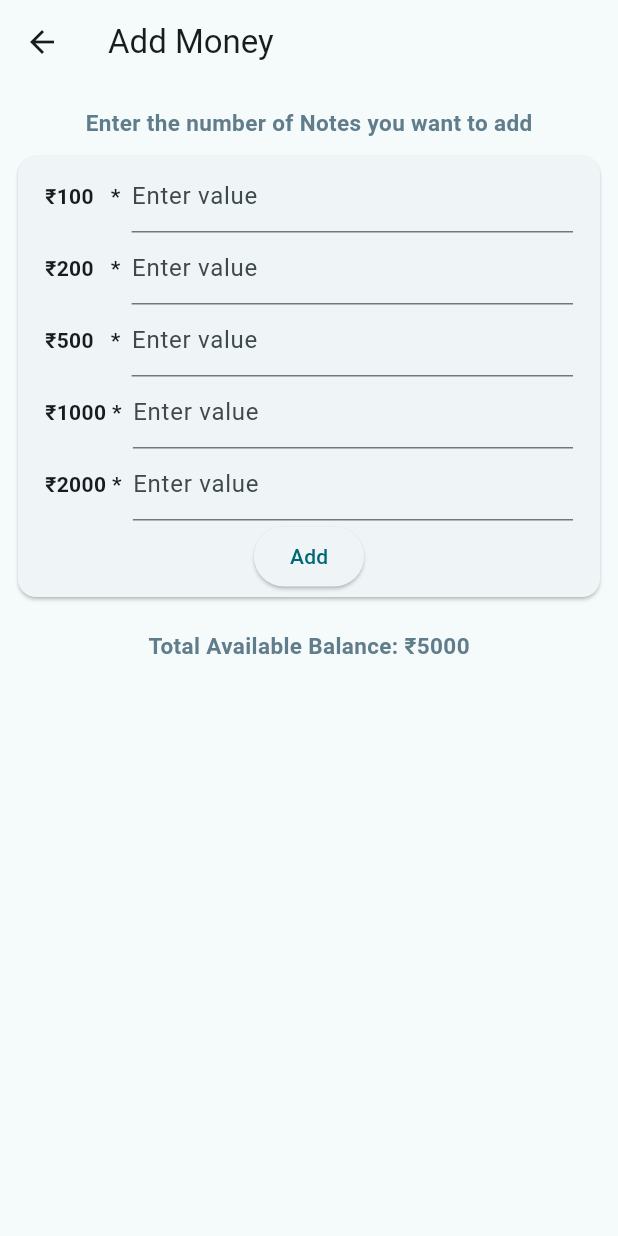
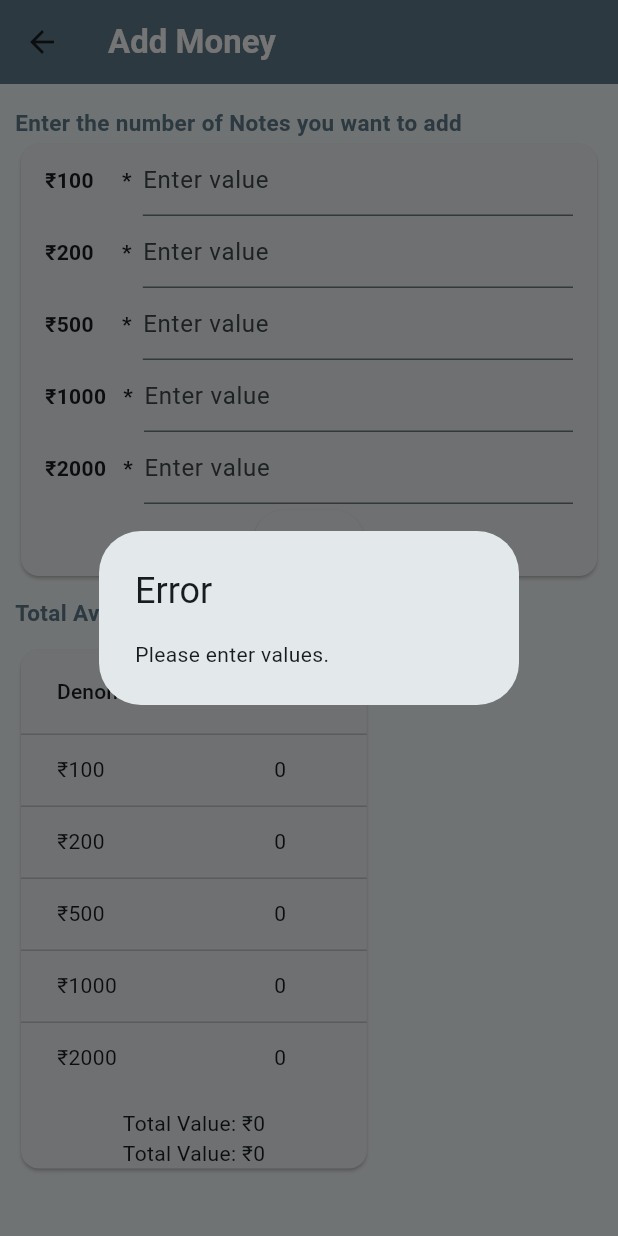
Before and after one commit to SRSONAGARA/Virtual-ATM, a Flutter app: the CashInsertionScreen screen opened by its route, after a tap on "Add", on a phone screen of 412 x 824 dp. Run offline on Flutter 3.47's test engine with Material 3 defaults, Android fonts, the light colour scheme and no system bars; our stand-ins replace sqflite; accounts and stored records are empty.

Commit message:
data inserted and displayed from DB

```diff
--- a/lib/config/routes/app_routes.dart
+++ b/lib/config/routes/app_routes.dart
@@ -1,3 +1,4 @@
+import 'package:cash_withdrawer/features/cashTable/cashTable.dart';
 import 'package:flutter/cupertino.dart';
 import '../../features/cash_insertion/cash_insertion_screen.dart';
 import '../../features/cash_withdraw/cash_withdraw_screen.dart';
@@ -8,5 +9,6 @@ class AppRoutes {
     DashboardScreen.routeName: (_)=> const DashboardScreen(),
     CashInsertionScreen.routeName: (_)=> const CashInsertionScreen(),
     CashWithdrawScreen.routeName: (_)=> const CashWithdrawScreen(),
+    CashTable.routeName: (_)=> const CashTable(),
   };
 }
--- /dev/null
+++ b/lib/data/models/cash_model.dart
@@ -0,0 +1,47 @@
+class CashModel {
+  final int? id;
+  final int? hundredRupeeNoteCount;
+  final int? twoHundredRupeeNoteCount;
+  final int? fiveHundredRupeeNoteCount;
+  final int? thousandRupeeNoteCount;
+  final int? twoThousandRupeeNoteCount;
+
+  CashModel(
+      {this.id,
+      this.hundredRupeeNoteCount,
+      this.twoHundredRupeeNoteCount,
+      this.fiveHundredRupeeNoteCount,
+      this.thousandRupeeNoteCount,
+      this.twoThousandRupeeNoteCount});
+
+  @override
+  String toString() {
+    return 'CashModel { '
+        'id: $id, '
+        'hundredRupeeNoteCount: $hundredRupeeNoteCount, '
+        'twoHundredRupeeNoteCount: $twoHundredRupeeNoteCount, '
+        'fiveHundredRupeeNoteCount: $fiveHundredRupeeNoteCount, '
+        'thousandRupeeNoteCount: $thousandRupeeNoteCount, '
+        'twoThousandRupeeNoteCount: $twoThousandRupeeNoteCount '
+        '}';
+  }
+
+  CashModel.fromMap(Map<String, dynamic> res)
+      : id = res['id'],
+        hundredRupeeNoteCount = res['hundredRupeeNoteCount'],
+        twoHundredRupeeNoteCount = res['twoHundredRupeeNoteCount'],
+        fiveHundredRupeeNoteCount = res['fiveHundredRupeeNoteCount'],
+        thousandRupeeNoteCount = res['thousandRupeeNoteCount'],
+        twoThousandRupeeNoteCount = res['twoThousandRupeeNoteCount'];
+
+  Map<String, Object?> toMap() {
+    return {
+      'id': id,
+      'hundredRupeeNoteCount': hundredRupeeNoteCount,
+      'twoHundredRupeeNoteCount': twoHundredRupeeNoteCount,
+      'fiveHundredRupeeNoteCount': fiveHundredRupeeNoteCount,
+      'thousandRupeeNoteCount': thousandRupeeNoteCount,
+      'twoThousandRupeeNoteCount': twoThousandRupeeNoteCount
+    };
+  }
+}
--- /dev/null
+++ b/lib/features/cashTable/cashTable.dart
@@ -0,0 +1,126 @@
+import 'package:flutter/material.dart';
+import '../../data/db/database_helper.dart';
+import '../../data/models/cash_model.dart';
+
+class CashTable extends StatefulWidget {
+  static const String routeName = "/Cash-Table";
+  const CashTable({super.key});
+
+  @override
+  State<CashTable> createState() => _CashTableState();
+}
+
+class _CashTableState extends State<CashTable> {
+  late List<CashModel> _cashList = [];
+  late DatabaseHelper _databaseHelper;
+  late int _totalValue = 0;
+  late Map<int, int> _totalNoteCount = {};
+
+  @override
+  void initState() {
+    super.initState();
+    _databaseHelper = DatabaseHelper();
+    _fetchData();
+  }
+
+  Future<void> _fetchData() async {
+    try {
+      final cashList = await _databaseHelper.getCashList();
+      setState(() {
+        _cashList = cashList;
+      });
+      _totalValue = _calculateTotalValue(cashList);
+      _totalNoteCount = _calculateTotalNoteCount(cashList);
+    } catch (error) {
+      print('Error fetching data: $error');
+    }
+  }
+
+  int _calculateTotalValue(List<CashModel> list) {
+    for (var cash in list) {
+      _totalValue += (cash.hundredRupeeNoteCount ?? 0) * 100 +
+          (cash.twoHundredRupeeNoteCount ?? 0) * 200 +
+          (cash.fiveHundredRupeeNoteCount ?? 0) * 500 +
+          (cash.thousandRupeeNoteCount ?? 0) * 1000 +
+          (cash.twoThousandRupeeNoteCount ?? 0) * 2000;
+    }
+    return _totalValue;
+  }
+
+  Map<int, int> _calculateTotalNoteCount(List<CashModel> cashList) {
+    Map<int, int> noteCounts = {
+      100: 0,
+      200: 0,
+      500: 0,
+      1000: 0,
+      2000: 0,
+    };
+    for (var cash in _cashList) {
+      noteCounts[100] =
+          (noteCounts[100] ?? 0) + (cash.hundredRupeeNoteCount ?? 0);
+      noteCounts[200] =
+          (noteCounts[200] ?? 0) + (cash.twoHundredRupeeNoteCount ?? 0);
+      noteCounts[500] =
+          (noteCounts[500] ?? 0) + (cash.fiveHundredRupeeNoteCount ?? 0);
+      noteCounts[1000] =
+          (noteCounts[1000] ?? 0) + (cash.thousandRupeeNoteCount ?? 0);
+      noteCounts[2000] =
+          (noteCounts[2000] ?? 0) + (cash.twoThousandRupeeNoteCount ?? 0);
+    }
+    return noteCounts;
+  }
+
+  List<DataRow> _buildTotalNoteCountsRows(Map<int, int> totalNoteCounts) {
+    List<DataRow> rows = [];
+    totalNoteCounts.forEach((denomination, count) {
+      rows.add(DataRow(cells: [
+        DataCell(Text('₹$denomination')),
+        DataCell(Text('$count')),
+      ]));
+    });
+    return rows;
+  }
+
+  @override
+  Widget build(BuildContext context) {
+    final totalNoteCounts = _calculateTotalNoteCount(_cashList);
+    final totalNoteCountsRows = _buildTotalNoteCountsRows(totalNoteCounts);
+
+    return SingleChildScrollView(
+      child: Card(
+        child: Column(
+          children: [
+            DataTable(columns: [
+              DataColumn(label: Text('Denomination')),
+              DataColumn(label: Text('Count')),
+            ], rows: totalNoteCountsRows),
+
+            /* DataTable(
+              columns: const [
+                DataColumn(label: Text('₹100')),
+                DataColumn(label: Text('₹200')),
+                DataColumn(label: Text('₹500')),
+                DataColumn(label: Text('₹1000')),
+                DataColumn(label: Text('₹2000')),
+              ],
+              rows: _cashList.map((cash) {
+                return DataRow(cells: [
+                  DataCell(Text('${cash.hundredRupeeNoteCount}')),
+                  DataCell(Text('${cash.twoHundredRupeeNoteCount}')),
+                  DataCell(Text('${cash.fiveHundredRupeeNoteCount}')),
+                  DataCell(Text('${cash.thousandRupeeNoteCount}')),
+                  DataCell(Text('${cash.twoThousandRupeeNoteCount}')),
+                ]);
+              }).toList(),
+            ),*/
+            const SizedBox(
+              height: 10,
+            ),
+            Text('Total Value: ₹$_totalValue'),
+            Text('Total Value: ₹$_totalValue')
+          ],
+        ),
+      ),
+    );
+  }
+}
--- a/lib/features/cash_insertion/cash_insertion_screen.dart
+++ b/lib/features/cash_insertion/cash_insertion_screen.dart
@@ -1,37 +1,30 @@
-import 'package:cash_withdrawer/data/db/database_helper.dart';
+import 'package:cash_withdrawer/features/cashTable/cashTable.dart';
 import 'package:flutter/material.dart';
 import 'package:flutter/services.dart';
-
-import '../../data/models/notes_model.dart';
+import '../../data/db/database_helper.dart';
+import '../../data/models/cash_model.dart';
 
 class CashInsertionScreen extends StatefulWidget {
   static const String routeName = "/Cash-Insert-Screen";
 
-  const CashInsertionScreen({super.key});
+  const CashInsertionScreen({Key? key}) : super(key: key);
 
   @override
   State<CashInsertionScreen> createState() => _CashInsertionScreenState();
 }
 
 class _CashInsertionScreenState extends State<CashInsertionScreen> {
-  DatabaseHelper? databaseHelper;
-  /* DatabaseHelper databaseHelper = DatabaseHelper();
-  List<NotesModel> noteModel =[];*/
-  TextEditingController hundredRupeeNoteCountController =
-      TextEditingController();
-  TextEditingController twoHundredRupeeNoteCountController =
-      TextEditingController();
-  TextEditingController fiveHundredRupeeNoteCountController =
-      TextEditingController();
-  TextEditingController thousandRupeeNoteCountController =
-      TextEditingController();
-  TextEditingController twoThousandRupeeNoteCountController =
-      TextEditingController();
+  final TextEditingController _hundredController = TextEditingController();
+  final TextEditingController _twoHundredController = TextEditingController();
+  final TextEditingController _fiveHundredController = TextEditingController();
+  final TextEditingController _thousandController = TextEditingController();
+  final TextEditingController _twoThousandController = TextEditingController();
+  late DatabaseHelper _databaseHelper;
 
   @override
   void initState() {
     super.initState();
-    databaseHelper = DatabaseHelper();
+    _databaseHelper = DatabaseHelper();
   }
 
   @override
@@ -39,168 +32,55 @@ class _CashInsertionScreenState extends State<CashInsertionScreen> {
     return SafeArea(
       child: Scaffold(
         appBar: AppBar(
-          title: const Text('Add Money'),
+          title: const Text(
+            'Add Money',
+            style: TextStyle(color: Colors.white, fontWeight: FontWeight.bold),
+          ),
+          backgroundColor: Colors.blueGrey,
         ),
         body: SingleChildScrollView(
+          padding: const EdgeInsets.symmetric(horizontal: 10.0),
           child: Column(
+            crossAxisAlignment: CrossAxisAlignment.start,
             children: [
               const SizedBox(height: 15),
-              const Align(
-                  alignment: Alignment.center,
-                  child: Text(
+              const Text(
                 'Enter the number of Notes you want to add',
                 style: TextStyle(
                   fontSize: 15,
                   fontWeight: FontWeight.bold,
-                        color: Colors.blueGrey),
-                  )),
-              Padding(
-                padding: const EdgeInsets.all(8.0),
-                child: Card(
+                  color: Colors.blueGrey,
+                ),
+              ),
+              Card(
                 child: Padding(
-                    padding: const EdgeInsets.symmetric(
-                        horizontal: 18.0, vertical: 3),
+                  padding: const EdgeInsets.symmetric(horizontal: 8.0),
                   child: Column(
                     children: [
-                        Row(
-                          children: [
-                            const Text(
-                              '₹100   *  ',
-                              style: TextStyle(fontWeight: FontWeight.bold),
+                      _buildTextField('₹100  ', _hundredController),
+                      _buildTextField('₹200  ', _twoHundredController),
+                      _buildTextField('₹500  ', _fiveHundredController),
+                      _buildTextField('₹1000', _thousandController),
+                      _buildTextField('₹2000', _twoThousandController),
+                      ElevatedButton(
+                        onPressed: _addCash,
+                        child: const Text('Add'),
                       ),
-                            Expanded(
-                              child: TextField(
-                                style: const TextStyle(
-                                    fontWeight: FontWeight.bold),
-                                inputFormatters: [
-                                  LengthLimitingTextInputFormatter(5),
-                                ],
-                                controller: hundredRupeeNoteCountController,
-                                keyboardType: TextInputType.number,
-                                decoration: const InputDecoration(
-                                    hintText: 'Enter value',
-                                    hintStyle: TextStyle(
-                                        fontWeight: FontWeight.normal)),
-                              ),
-                            ),
-                          ],
-                        ),
-                        Row(
-                          children: [
-                            const Text('₹200   *  ',
-                                style: TextStyle(fontWeight: FontWeight.bold)),
-                            Expanded(
-                              child: TextField(
-                                style: const TextStyle(
-                                    fontWeight: FontWeight.bold),
-                                inputFormatters: [
-                                  LengthLimitingTextInputFormatter(5),
-                                ],
-                                controller: twoHundredRupeeNoteCountController,
-                                keyboardType: TextInputType.number,
-                                decoration: const InputDecoration(
-                                    hintText: 'Enter value',
-                                    hintStyle: TextStyle(
-                                        fontWeight: FontWeight.normal)),
-                              ),
-                            ),
-                          ],
-                        ),
-                        Row(
-                          children: [
-                            const Text('₹500   *  ',
-                                style: TextStyle(fontWeight: FontWeight.bold)),
-                            Expanded(
-                              child: TextField(
-                                style: const TextStyle(
-                                    fontWeight: FontWeight.bold),
-                                inputFormatters: [
-                                  LengthLimitingTextInputFormatter(5),
-                                ],
-                                controller: fiveHundredRupeeNoteCountController,
-                                keyboardType: TextInputType.number,
-                                decoration: const InputDecoration(
-                                    hintText: 'Enter value',
-                                    hintStyle: TextStyle(
-                                        fontWeight: FontWeight.normal)),
-                              ),
-                            ),
-                          ],
-                        ),
-                        Row(
-                          children: [
-                            const Text('₹1000 *  ',
-                                style: TextStyle(fontWeight: FontWeight.bold)),
-                            Expanded(
-                              child: TextField(
-                                style: const TextStyle(
-                                    fontWeight: FontWeight.bold),
-                                inputFormatters: [
-                                  LengthLimitingTextInputFormatter(5),
-                                ],
-                                controller: thousandRupeeNoteCountController,
-                                keyboardType: TextInputType.number,
-                                decoration: const InputDecoration(
-                                    hintText: 'Enter value',
-                                    hintStyle: TextStyle(
-                                        fontWeight: FontWeight.normal)),
-                              ),
-                            ),
-                          ],
-                        ),
-                        Row(
-                          children: [
-                            const Text('₹2000 *  ',
-                                style: TextStyle(fontWeight: FontWeight.bold)),
-                            Expanded(
-                              child: TextField(
-                                style: const TextStyle(
-                                    fontWeight: FontWeight.bold),
-                                inputFormatters: [
-                                  LengthLimitingTextInputFormatter(5),
-                                ],
-                                controller: twoThousandRupeeNoteCountController,
-                                keyboardType: TextInputType.number,
-                                decoration: const InputDecoration(
-                                    hintText: 'Enter value',
-                                    hintStyle: TextStyle(
-                                        fontWeight: FontWeight.normal)),
-                              ),
-                            ),
-                          ],
-                        ),
-                        ElevatedButton(
-                            onPressed: () {
-                              databaseHelper!
-                                  .insert(CashModel(
-                                      hundredRupeeNoteCount: 2,
-                                      twoHundredRupeeNoteCount: 0,
-                                      fiveHundredRupeeNoteCount: 2,
-                                      thousandRupeeNoteCount: 1,
-                                      twoThousandRupeeNoteCount: 3))
-                                  .then((value) {
-                                print('data added');
-                              }).onError((error, stackTrace) {
-                                print(error.toString());
-                              });
-                              // _add();
-                            },
-                            child: const Text('Add'))
                     ],
                   ),
                 ),
               ),
-              ),
               const SizedBox(height: 10),
-              const Align(
-                  alignment: Alignment.center,
-                  child: Text(
-                    'Total Available Balance: ₹5000',
+              const Text(
+                'Total Available Stocks:',
                 style: TextStyle(
                   fontSize: 15,
                   fontWeight: FontWeight.bold,
-                        color: Colors.blueGrey),
-                  )),
+                  color: Colors.blueGrey,
+                ),
+              ),
+              const SizedBox(height: 10),
+              const CashTable()
             ],
           ),
         ),
@@ -208,27 +88,84 @@ class _CashInsertionScreenState extends State<CashInsertionScreen> {
     );
   }
 
-/*  // Add data to database
-  void _add() async {
-    int result;
-    if (noteModel[0].id != null) {  // Case 1: Update operation
-      result = await databaseHelper.updateNote(noteModel[0]);
-    } else { // Case 2: Insert Operation
-      result = await databaseHelper.insertNote(noteModel[0]);
+  Widget _buildTextField(String label, TextEditingController controller) {
+    return Padding(
+      padding: const EdgeInsets.symmetric(horizontal: 8.0),
+      child: Row(
+        children: [
+          Text(
+            '$label   *  ',
+            style: const TextStyle(fontWeight: FontWeight.bold),
+          ),
+          Expanded(
+            child: TextField(
+              style: const TextStyle(fontWeight: FontWeight.bold),
+              inputFormatters: [
+                LengthLimitingTextInputFormatter(5),
+              ],
+              controller: controller,
+              keyboardType: TextInputType.number,
+              decoration: const InputDecoration(
+                hintText: 'Enter value',
+                hintStyle: TextStyle(fontWeight: FontWeight.normal),
+              ),
+            ),
+          ),
+        ],
+      ),
+    );
   }
 
-    if (result != 0) {  // Success
-      _showAlertDialog('Status', 'Note Saved Successfully');
-    } else {  // Failure
-      _showAlertDialog('Status', 'Problem Saving Note');
+  void _addCash() async {
+    final controllers = [
+      _hundredController,
+      _twoHundredController,
+      _fiveHundredController,
+      _thousandController,
+      _twoThousandController,
+    ];
+
+    if (controllers.every((controller) => controller.text.isEmpty)) {
+      _showAlertDialog('Error', 'Please enter values.');
+      return;
     }
-  }*/
+
+    final cashModel = CashModel(
+      hundredRupeeNoteCount: _getValue(_hundredController),
+      twoHundredRupeeNoteCount: _getValue(_twoHundredController),
+      fiveHundredRupeeNoteCount: _getValue(_fiveHundredController),
+      thousandRupeeNoteCount: _getValue(_thousandController),
+      twoThousandRupeeNoteCount: _getValue(_twoThousandController),
+    );
+
+    try {
+      await _databaseHelper.insert(cashModel);
+      print('Data added');
+
+      final cashList = await _databaseHelper.getCashList();
+      if (cashList.isNotEmpty) {
+        for (var cash in cashList) {
+          print('Inserted data: $cash');
+        }
+      } else {
+        print('No data found');
+      }
+    } catch (error) {
+      print('Error: $error');
+    }
+  }
+
+  int _getValue(TextEditingController controller) {
+    return int.tryParse(controller.text) ?? 0;
+  }
 
   void _showAlertDialog(String title, String message) {
-    AlertDialog alertDialog = AlertDialog(
+    showDialog(
+      context: context,
+      builder: (_) => AlertDialog(
         title: Text(title),
         content: Text(message),
+      ),
     );
-    showDialog(context: context, builder: (_) => alertDialog);
   }
 }
--- a/lib/features/dashboard/dashboard_screen.dart
+++ b/lib/features/dashboard/dashboard_screen.dart
@@ -1,3 +1,4 @@
+import 'package:cash_withdrawer/features/cashTable/cashTable.dart';
 import 'package:flutter/material.dart';
 import '../cash_insertion/cash_insertion_screen.dart';
 import '../cash_withdraw/cash_withdraw_screen.dart';
@@ -10,7 +11,9 @@ class DashboardScreen extends StatelessWidget {
   Widget build(BuildContext context) {
     return Scaffold(
       appBar: AppBar(
-        title: const Text('Cash Add-WithDrawer'),
+        title: const Text('Cash Add-WithDrawer',
+          style: TextStyle(color: Colors.white, fontWeight: FontWeight.bold),),
+        backgroundColor: Colors.blueGrey,
       ),
       body: Center(
         child: Column(
```
Also changed, not shown: lib/data/db/database_helper.dart (+6 -99 lines), lib/data/models/notes_model.dart (deleted, +0 -102 lines), lib/features/cash_withdraw/cash_withdraw_screen.dart (+5 -2 lines). Lines whose indentation alone changed are shown as unchanged.
